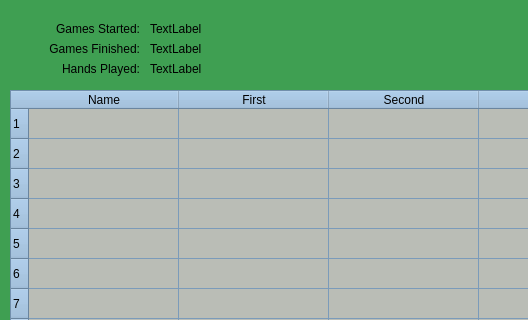
First picture: the form in cstatistics.ui, repository Rescator7/Hearts, before the edit; both pictures show x 0 to 528 and y 0 to 320 of the 1351 by 695 pixel window.
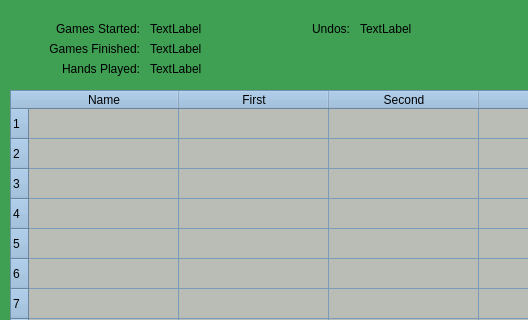
Second picture: the form after the edit.

Commit message: 1.6.1 Undo command added Fix glitch easy card selection when switching auto-centering on/off Fix reset statistics glitch

```diff
--- a/cstatistics.ui
+++ b/cstatistics.ui
@@ -497,7 +497,7 @@
     <rect>
      <x>150</x>
      <y>40</y>
-     <width>120</width>
+     <width>130</width>
      <height>17</height>
     </rect>
    </property>
@@ -1246,6 +1246,35 @@
     </property>
    </column>
   </widget>
+  <widget class="QLabel" name="label_4">
+   <property name="geometry">
+    <rect>
+     <x>220</x>
+     <y>20</y>
+     <width>130</width>
+     <height>17</height>
+    </rect>
+   </property>
+   <property name="text">
+    <string>Undos:</string>
+   </property>
+   <property name="alignment">
+    <set>Qt::AlignRight|Qt::AlignTrailing|Qt::AlignVCenter</set>
+   </property>
+  </widget>
+  <widget class="QLabel" name="label_undos">
+   <property name="geometry">
+    <rect>
+     <x>360</x>
+     <y>20</y>
+     <width>67</width>
+     <height>17</height>
+    </rect>
+   </property>
+   <property name="text">
+    <string notr="true">TextLabel</string>
+   </property>
+  </widget>
  </widget>
  <resources/>
  <connections/>
```
Left out of the diff: 6 changed lines with no effect on the pictures. The commit also changes 14 other files.
